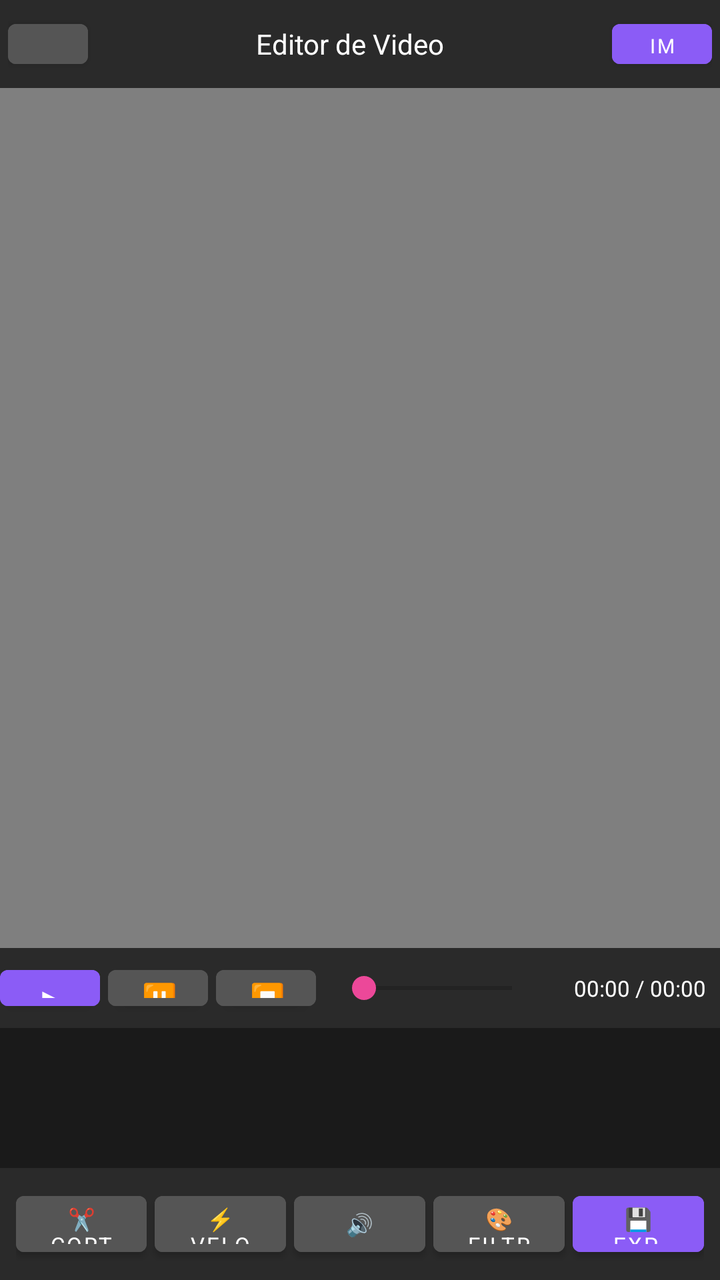
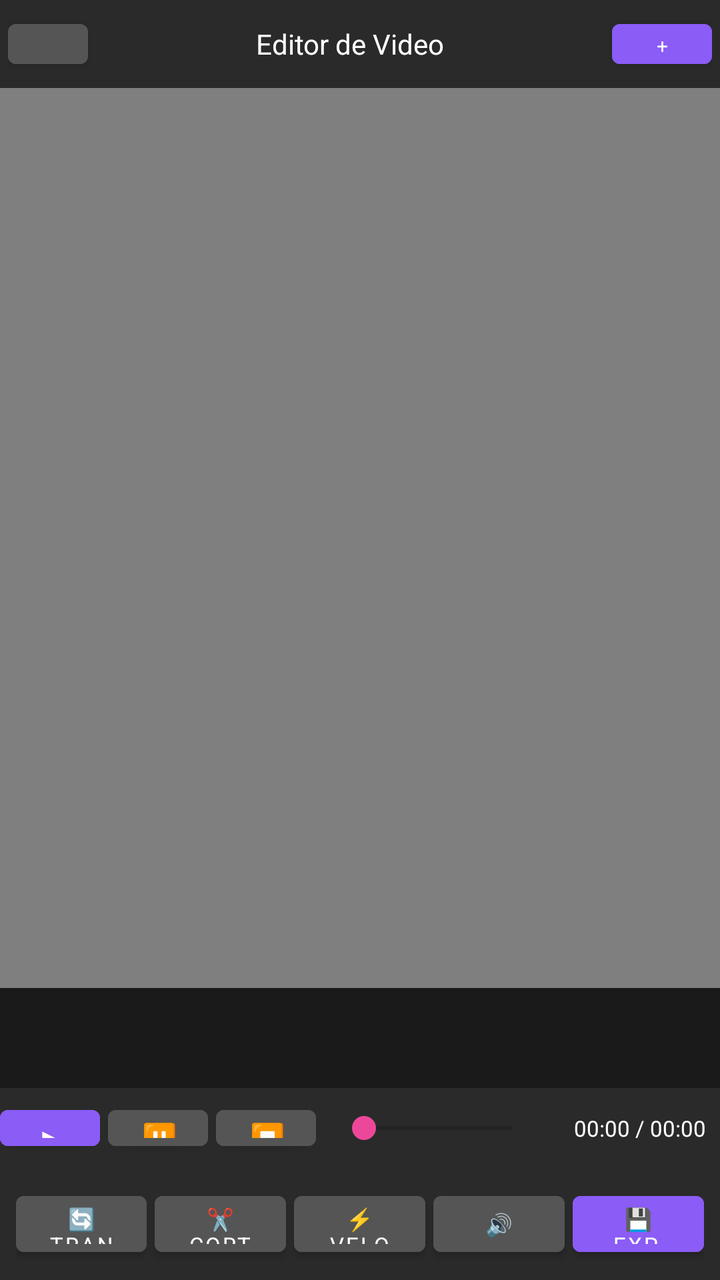

An Android layout rendered at two revisions. The XML below is the earlier revision; the diff shows what the commit changed to produce the second picture.
<!-- AndroidManifest.xml: application theme Theme.Creador360 -->
<!-- res/layout/activity_video_editor.xml -->
<?xml version="1.0" encoding="utf-8"?>
<LinearLayout xmlns:android="http://schemas.android.com/apk/res/android"
    android:layout_width="match_parent"
    android:layout_height="match_parent"
    android:orientation="vertical"
    android:background="#1A1A1A">

    
    <LinearLayout
        android:layout_width="match_parent"
        android:layout_height="44dp"
        android:background="#2A2A2A"
        android:gravity="center_vertical"
        android:orientation="horizontal"
        android:paddingHorizontal="4dp">

        <Button
            android:id="@+id/btnBack"
            android:layout_width="40dp"
            android:layout_height="32dp"
            android:text="←"
            android:textSize="16sp"
            android:backgroundTint="#555555"
            android:minWidth="0dp" />

        <TextView
            android:layout_width="0dp"
            android:layout_height="wrap_content"
            android:layout_weight="1"
            android:text="Editor de Video"
            android:textColor="#FFFFFF"
            android:textSize="14sp"
            android:gravity="center" />

        <Button
            android:id="@+id/btnImport"
            android:layout_width="50dp"
            android:layout_height="32dp"
            android:text="Import"
            android:textSize="10sp"
            android:backgroundTint="#8B5CF6"
            android:minWidth="0dp" />
    </LinearLayout>

    
    <VideoView
        android:id="@+id/videoPreview"
        android:layout_width="match_parent"
        android:layout_height="0dp"
        android:layout_weight="1"
        android:background="#000000" />

    
    <LinearLayout
        android:layout_width="match_parent"
        android:layout_height="40dp"
        android:background="#2A2A2A"
        android:gravity="center"
        android:orientation="horizontal">

        <Button
            android:id="@+id/btnPlay"
            android:layout_width="50dp"
            android:layout_height="30dp"
            android:text="▶"
            android:textSize="14sp"
            android:backgroundTint="#8B5CF6"
            android:minWidth="0dp" />

        <Button
            android:id="@+id/btnPause"
            android:layout_width="50dp"
            android:layout_height="30dp"
            android:text="⏸"
            android:textSize="14sp"
            android:backgroundTint="#555555"
            android:minWidth="0dp"
            android:layout_marginStart="4dp" />

        <Button
            android:id="@+id/btnStop"
            android:layout_width="50dp"
            android:layout_height="30dp"
            android:text="⏹"
            android:textSize="14sp"
            android:backgroundTint="#555555"
            android:minWidth="0dp"
            android:layout_marginStart="4dp" />

        <SeekBar
            android:id="@+id/seekBar"
            android:layout_width="0dp"
            android:layout_height="wrap_content"
            android:layout_weight="1"
            android:layout_marginHorizontal="8dp" />

        <TextView
            android:id="@+id/tvTime"
            android:layout_width="80dp"
            android:layout_height="wrap_content"
            android:text="00:00 / 00:00"
            android:textColor="#FFFFFF"
            android:textSize="11sp"
            android:gravity="center" />
    </LinearLayout>

    
    <HorizontalScrollView
        android:layout_width="match_parent"
        android:layout_height="70dp"
        android:background="#1A1A1A"
        android:scrollbars="none"
        android:padding="4dp">

        <LinearLayout
            android:id="@+id/llTimeline"
            android:layout_width="wrap_content"
            android:layout_height="match_parent"
            android:orientation="horizontal"
            android:gravity="center_vertical" />
    </HorizontalScrollView>

    
    <LinearLayout
        android:layout_width="match_parent"
        android:layout_height="wrap_content"
        android:background="#2A2A2A"
        android:gravity="center"
        android:orientation="horizontal"
        android:padding="8dp">

        <Button
            android:id="@+id/btnTrim"
            android:layout_width="0dp"
            android:layout_height="40dp"
            android:layout_weight="1"
            android:text="✂️ Cortar"
            android:textSize="11sp"
            android:backgroundTint="#555555"
            android:layout_marginEnd="4dp" />

        <Button
            android:id="@+id/btnSpeed"
            android:layout_width="0dp"
            android:layout_height="40dp"
            android:layout_weight="1"
            android:text="⚡ Veloc."
            android:textSize="11sp"
            android:backgroundTint="#555555"
            android:layout_marginEnd="4dp" />

        <Button
            android:id="@+id/btnMute"
            android:layout_width="0dp"
            android:layout_height="40dp"
            android:layout_weight="1"
            android:text="🔊"
            android:textSize="11sp"
            android:backgroundTint="#555555"
            android:layout_marginEnd="4dp" />

        <Button
            android:id="@+id/btnFilter"
            android:layout_width="0dp"
            android:layout_height="40dp"
            android:layout_weight="1"
            android:text="🎨 Filtro"
            android:textSize="11sp"
            android:backgroundTint="#555555"
            android:layout_marginEnd="4dp" />

        <Button
            android:id="@+id/btnExport"
            android:layout_width="0dp"
            android:layout_height="40dp"
            android:layout_weight="1"
            android:text="💾 Exp."
            android:textSize="11sp"
            android:backgroundTint="#8B5CF6" />
    </LinearLayout>
</LinearLayout>
<!-- resources referenced by this layout -->
<resources>
  <style name="Theme.Creador360" parent="Theme.MaterialComponents.DayNight.NoActionBar">
          <item name="colorPrimary">#8B5CF6</item>
          <item name="colorPrimaryVariant">#6D28D9</item>
          <item name="colorOnPrimary">#FFFFFF</item>
          <item name="colorSecondary">#EC4899</item>
          <item name="colorSecondaryVariant">#BE185D</item>
          <item name="colorOnSecondary">#FFFFFF</item>
          <item name="colorSurface">#FFFFFF</item>
          <item name="colorOnSurface">#1F2937</item>
          <item name="android:colorBackground">#F9FAFB</item>
          <item name="android:statusBarColor">#F9FAFB</item>
          <item name="android:navigationBarColor">#FFFFFF</item>
          <item name="android:windowLightStatusBar">true</item>
          <item name="fontFamily">@font/poppins</item>
      </style>
</resources>

<!-- the commit's change to res/layout/activity_video_editor.xml (unified diff, before → after) -->
@@ -5,7 +5,6 @@
     android:orientation="vertical"
     android:background="#1A1A1A">
 
-    
     <LinearLayout
         android:layout_width="match_parent"
         android:layout_height="44dp"
@@ -33,16 +32,15 @@
             android:gravity="center" />
 
         <Button
-            android:id="@+id/btnImport"
+            android:id="@+id/btnAddClip"
             android:layout_width="50dp"
             android:layout_height="32dp"
-            android:text="Import"
+            android:text="+ Clip"
             android:textSize="10sp"
             android:backgroundTint="#8B5CF6"
             android:minWidth="0dp" />
     </LinearLayout>
 
-    
     <VideoView
         android:id="@+id/videoPreview"
         android:layout_width="match_parent"
@@ -50,7 +48,21 @@
         android:layout_weight="1"
         android:background="#000000" />
 
-    
+    <HorizontalScrollView
+        android:layout_width="match_parent"
+        android:layout_height="50dp"
+        android:background="#1A1A1A"
+        android:scrollbars="none"
+        android:padding="4dp">
+
+        <LinearLayout
+            android:id="@+id/llClipThumbnails"
+            android:layout_width="wrap_content"
+            android:layout_height="match_parent"
+            android:orientation="horizontal"
+            android:gravity="center_vertical" />
+    </HorizontalScrollView>
+
     <LinearLayout
         android:layout_width="match_parent"
         android:layout_height="40dp"
@@ -104,23 +116,6 @@
             android:gravity="center" />
     </LinearLayout>
 
-    
-    <HorizontalScrollView
-        android:layout_width="match_parent"
-        android:layout_height="70dp"
-        android:background="#1A1A1A"
-        android:scrollbars="none"
-        android:padding="4dp">
-
-        <LinearLayout
-            android:id="@+id/llTimeline"
-            android:layout_width="wrap_content"
-            android:layout_height="match_parent"
-            android:orientation="horizontal"
-            android:gravity="center_vertical" />
-    </HorizontalScrollView>
-
-    
     <LinearLayout
         android:layout_width="match_parent"
         android:layout_height="wrap_content"
@@ -128,6 +123,16 @@
         android:gravity="center"
         android:orientation="horizontal"
         android:padding="8dp">
+
+        <Button
+            android:id="@+id/btnTransition"
+            android:layout_width="0dp"
+            android:layout_height="40dp"
+            android:layout_weight="1"
+            android:text="🔄 Transición"
+            android:textSize="11sp"
+            android:backgroundTint="#555555"
+            android:layout_marginEnd="4dp" />
 
         <Button
             android:id="@+id/btnTrim"
@@ -160,16 +165,6 @@
             android:layout_marginEnd="4dp" />
 
         <Button
-            android:id="@+id/btnFilter"
-            android:layout_width="0dp"
-            android:layout_height="40dp"
-            android:layout_weight="1"
-            android:text="🎨 Filtro"
-            android:textSize="11sp"
-            android:backgroundTint="#555555"
-            android:layout_marginEnd="4dp" />
-
-        <Button
             android:id="@+id/btnExport"
             android:layout_width="0dp"
             android:layout_height="40dp"
